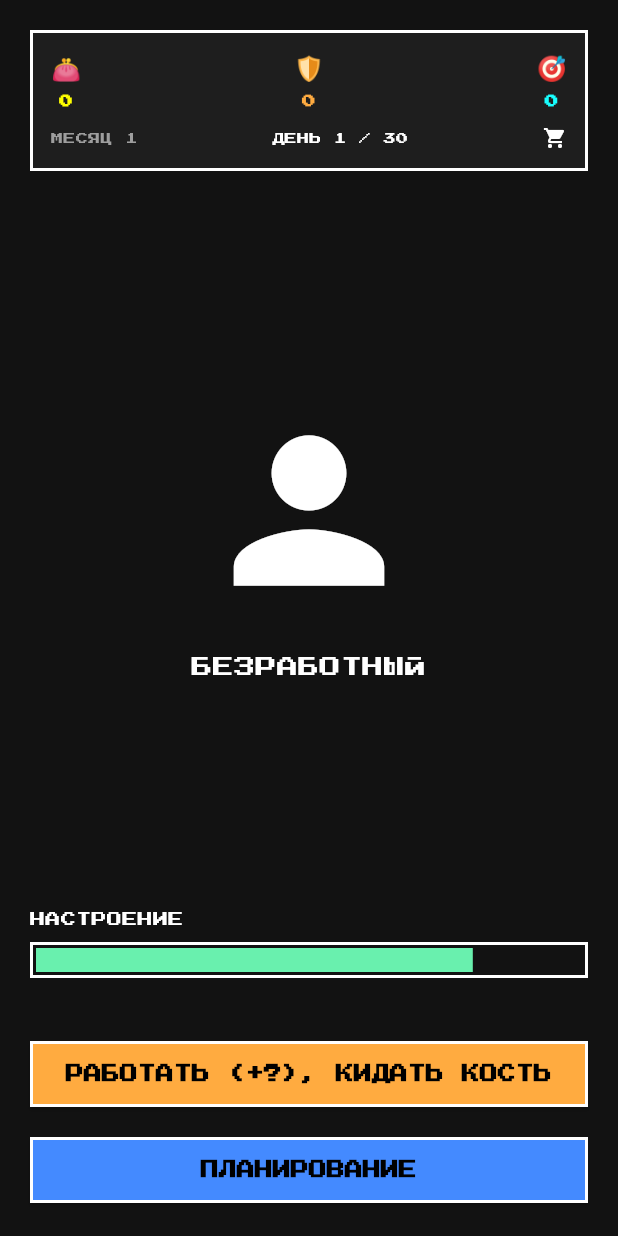
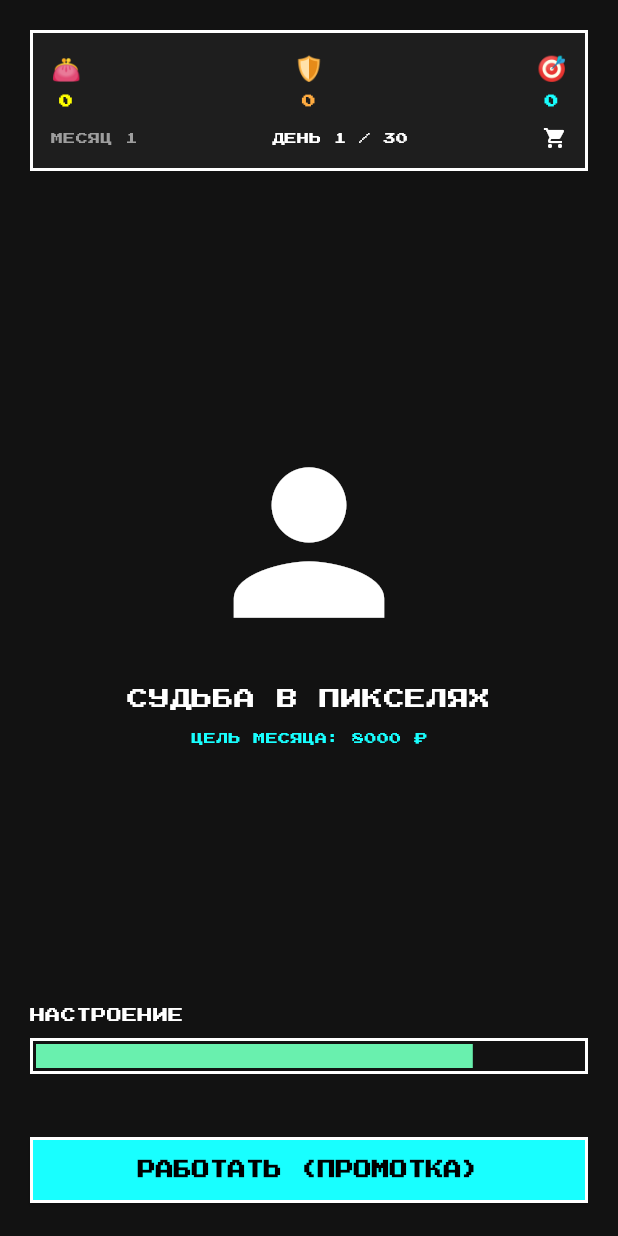
Before and after one commit to zhukockijmaxim9/Pixel_life_simulator, a Flutter app: the GameScreen screen opened by its route, on a phone screen of 412 x 824 dp. Run offline on Flutter 3.47's test engine with Material 3 defaults, Android fonts, the light colour scheme and no system bars; our stand-ins replace google_fonts.

Commit message:
Изменение системы питания

```diff
--- a/lib/screens/game_screen.dart
+++ b/lib/screens/game_screen.dart
@@ -4,6 +4,7 @@ import 'package:provider/provider.dart';
 import '../app_state.dart';
 import '../widgets/pixel_progress_bar.dart';
 import '../widgets/event_dialog.dart';
+import '../widgets/meal_dialog.dart';
 
 class GameScreen extends StatefulWidget {
   const GameScreen({super.key});
@@ -13,8 +14,7 @@ class GameScreen extends StatefulWidget {
 }
 
 class _GameScreenState extends State<GameScreen> {
-  bool _isDialogShowing = false;
-  bool _isPlanningShowing = false;
+  bool _isMealShowing = false;
 
   Color _getCharacterColor(double mood) {
     if (mood > 80) return Colors.greenAccent;
@@ -22,58 +22,48 @@ class _GameScreenState extends State<GameScreen> {
     return Colors.white;
   }
 
-  void _showEventIfNeeded(BuildContext context, GameState state) {
-    if (state.currentEvent != null && !_isDialogShowing) {
-      _isDialogShowing = true;
+  void _showMealDialog(BuildContext context, GameState state) {
+    if (state.needsMeal && !_isMealShowing) {
+      _isMealShowing = true;
       WidgetsBinding.instance.addPostFrameCallback((_) {
         showDialog(
           context: context,
           barrierDismissible: false,
-          builder: (context) => EventDialog(
-            event: state.currentEvent!,
-            onResolve: (accepted, {quizAnswerIndex}) {
-              state.resolveEvent(accepted, quizAnswerIndex: quizAnswerIndex);
-              _isDialogShowing = false;
-              Navigator.of(context).pop();
+          builder: (context) => MealDialog(
+            onChosen: (type) {
+              state.chooseMeal(type);
+              _isMealShowing = false;
+              Navigator.pop(context);
             },
           ),
         ).then((_) {
-          _isDialogShowing = false;
+          _isMealShowing = false;
         });
-      });
-    }
-  }
-
-  void _showPlanningIfNeeded(BuildContext context, GameState state) {
-    if (state.isPlanningPhase && !_isPlanningShowing) {
-      _isPlanningShowing = true;
-      WidgetsBinding.instance.addPostFrameCallback((_) {
-        Navigator.pushReplacementNamed(context, '/planning');
-      });
-    }
-  }
-
-  void _showGameOverIfNeeded(BuildContext context, GameState state) {
-    if (state.isGameOver) {
-      WidgetsBinding.instance.addPostFrameCallback((_) {
-        Navigator.of(
-          context,
-        ).pushNamedAndRemoveUntil('/summary', (route) => false);
       });
     }
   }
 
   @override
   Widget build(BuildContext context) {
+    final state = Provider.of<GameState>(context);
+
+    // Navigation and Popups
+    if (state.isGameOver) {
+      WidgetsBinding.instance.addPostFrameCallback((_) {
+        Navigator.pushReplacementNamed(context, '/summary');
+      });
+    }
+
+    _showMealDialog(context, state);
+
     return Scaffold(
       backgroundColor: const Color(0xFF121212),
-      body: Consumer<GameState>(
-        builder: (context, state, child) {
-          _showEventIfNeeded(context, state);
-          _showPlanningIfNeeded(context, state);
-          _showGameOverIfNeeded(context, state);
-
-          return SafeArea(
+      body: SafeArea(
+        child: Stack(
+          children: [
+            Column(
+              children: [
+                Expanded(
                   child: Padding(
                     padding: const EdgeInsets.all(20.0),
                     child: Column(
@@ -88,7 +78,8 @@ class _GameScreenState extends State<GameScreen> {
                           child: Column(
                             children: [
                               Row(
-                          mainAxisAlignment: MainAxisAlignment.spaceBetween,
+                                mainAxisAlignment:
+                                    MainAxisAlignment.spaceBetween,
                                 children: [
                                   _accountPanel(
                                     '👛',
@@ -109,7 +100,8 @@ class _GameScreenState extends State<GameScreen> {
                               ),
                               const SizedBox(height: 10),
                               Row(
-                          mainAxisAlignment: MainAxisAlignment.spaceBetween,
+                                mainAxisAlignment:
+                                    MainAxisAlignment.spaceBetween,
                                 children: [
                                   Text(
                                     'МЕСЯЦ ${state.currentMonth}',
@@ -149,58 +141,53 @@ class _GameScreenState extends State<GameScreen> {
                           color: _getCharacterColor(state.mood),
                         ),
                         const SizedBox(height: 20),
-                  Text(
-                    state.selectedJob?.title ?? 'БЕЗРАБОТНЫЙ',
-                    style: const TextStyle(fontSize: 14, color: Colors.white),
+                        const Text(
+                          'СУДЬБА В ПИКСЕЛЯХ',
+                          style: TextStyle(fontSize: 14, color: Colors.white),
                         ),
-                  if (state.selectedGoal != null)
-                    Padding(
-                      padding: const EdgeInsets.only(top: 10),
+                        const Padding(
+                          padding: EdgeInsets.only(top: 10),
                           child: Text(
-                        'ЦЕЛЬ: ${state.selectedGoal!.title} (${state.selectedGoal!.cost.toStringAsFixed(0)} ₽)',
-                        style: const TextStyle(
+                            'ЦЕЛЬ МЕСЯЦА: 8000 ₽',
+                            style: TextStyle(
                               fontSize: 8,
                               color: Colors.cyanAccent,
                             ),
                           ),
                         ),
                         const Spacer(),
-                  // Progress Bars
-                  PixelProgressBar(value: state.mood, label: 'НАСТРОЕНИЕ'),
-                  const SizedBox(height: 40),
-                  // Controls
-                  SizedBox(
-                    width: double.infinity,
-                    child: ElevatedButton(
-                      style: ElevatedButton.styleFrom(
-                        backgroundColor: Colors.orangeAccent,
+                        // Mood Bar
+                        PixelProgressBar(
+                          label: 'НАСТРОЕНИЕ',
+                          value: state.mood,
                         ),
-                      onPressed:
-                          state.currentEvent == null &&
-                              !state.isGameOver &&
-                              !state.isPlanningPhase
-                          ? () => state.nextTurn()
-                          : null,
-                      child: const Text('РАБОТАТЬ (+?), КИДАТЬ КОСТЬ'),
+                      ],
                     ),
                   ),
-                  const SizedBox(height: 16),
-                  SizedBox(
-                    width: double.infinity,
-                    child: ElevatedButton(
-                      style: ElevatedButton.styleFrom(
-                        backgroundColor: Colors.blueAccent,
                 ),
-                      onPressed: () =>
-                          Navigator.pushNamed(context, '/planning'),
-                      child: const Text('ПЛАНИРОВАНИЕ'),
+                // Game Actions
+                Container(
+                  padding: const EdgeInsets.all(20),
+                  child: _pixelButton(
+                    'РАБОТАТЬ (ПРОМОТКА)',
+                    Colors.cyanAccent,
+                    onPressed: () => state.nextTurn(),
                   ),
                 ),
               ],
             ),
-            ),
+            if (state.currentEvent != null)
+              EventDialog(
+                event: state.currentEvent!,
+                onResolve: (accepted, {quizAnswerIndex}) {
+                  state.resolveEvent(
+                    accepted,
+                    quizAnswerIndex: quizAnswerIndex,
                   );
                 },
+              ),
+          ],
+        ),
       ),
     );
   }
@@ -221,4 +208,22 @@ class _GameScreenState extends State<GameScreen> {
       ],
     );
   }
+
+  Widget _pixelButton(
+    String label,
+    Color color, {
+    required VoidCallback onPressed,
+  }) {
+    return SizedBox(
+      width: double.infinity,
+      child: ElevatedButton(
+        style: ElevatedButton.styleFrom(
+          backgroundColor: color,
+          foregroundColor: Colors.black,
+        ),
+        onPressed: onPressed,
+        child: Text(label),
+      ),
+    );
   }
+}
```
Also changed, not shown: lib/app_state.dart (+99 -28 lines), lib/screens/summary_screen.dart (+19 -15 lines), lib/widgets/meal_dialog.dart (added, +120 -0 lines). Lines whose indentation alone changed are shown as unchanged.
